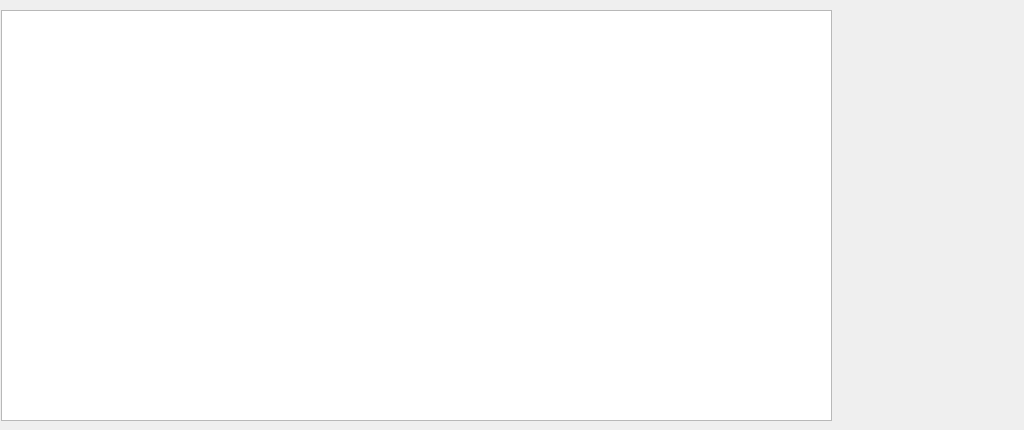
Old version of the form CabinetScreen/logs/logcom/logcomelewid.ui in the repository luozhiyong131/BusBar.
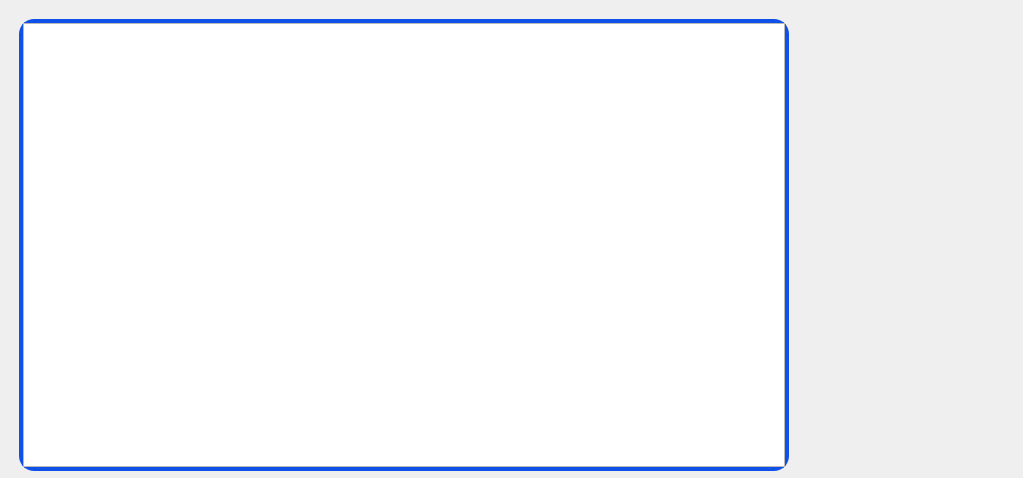
New version of the form.

Patch:
```diff
--- a/CabinetScreen/logs/logcom/logcomelewid.ui
+++ b/CabinetScreen/logs/logcom/logcomelewid.ui
@@ -6,8 +6,8 @@
    <rect>
     <x>0</x>
     <y>0</y>
-    <width>1024</width>
-    <height>430</height>
+    <width>1023</width>
+    <height>478</height>
    </rect>
   </property>
   <property name="windowTitle">
@@ -16,22 +16,78 @@
   <widget class="QWidget" name="widget" native="true">
    <property name="geometry">
     <rect>
-     <x>840</x>
-     <y>10</y>
+     <x>812</x>
+     <y>19</y>
      <width>181</width>
-     <height>411</height>
+     <height>461</height>
     </rect>
    </property>
+   <property name="minimumSize">
+    <size>
+     <width>181</width>
+     <height>0</height>
+    </size>
+   </property>
   </widget>
-  <widget class="QTableView" name="tableView">
+  <widget class="QGroupBox" name="groupBox">
    <property name="geometry">
     <rect>
-     <x>1</x>
-     <y>10</y>
-     <width>831</width>
-     <height>411</height>
+     <x>19</x>
+     <y>19</y>
+     <width>770</width>
+     <height>452</height>
     </rect>
    </property>
+   <property name="sizePolicy">
+    <sizepolicy hsizetype="Expanding" vsizetype="Preferred">
+     <horstretch>0</horstretch>
+     <verstretch>0</verstretch>
+    </sizepolicy>
+   </property>
+   <property name="styleSheet">
+    <string notr="true">QGroupBox{
+border:4px solid rgb(15,80,232);
+border-radius:15px
+}</string>
+   </property>
+   <property name="title">
+    <string/>
+   </property>
+   <layout class="QGridLayout" name="gridLayout">
+    <property name="leftMargin">
+     <number>0</number>
+    </property>
+    <property name="topMargin">
+     <number>0</number>
+    </property>
+    <property name="rightMargin">
+     <number>0</number>
+    </property>
+    <property name="bottomMargin">
+     <number>0</number>
+    </property>
+    <property name="spacing">
+     <number>0</number>
+    </property>
+    <item row="0" column="0">
+     <widget class="QTableView" name="tableView">
+      <property name="sizePolicy">
+       <sizepolicy hsizetype="Expanding" vsizetype="Preferred">
+        <horstretch>0</horstretch>
+        <verstretch>0</verstretch>
+       </sizepolicy>
+      </property>
+      <property name="font">
+       <font>
+        <family>AR PL UKai CN</family>
+        <pointsize>14</pointsize>
+        <weight>50</weight>
+        <bold>false</bold>
+       </font>
+      </property>
+     </widget>
+    </item>
+   </layout>
   </widget>
  </widget>
  <resources/>
```
